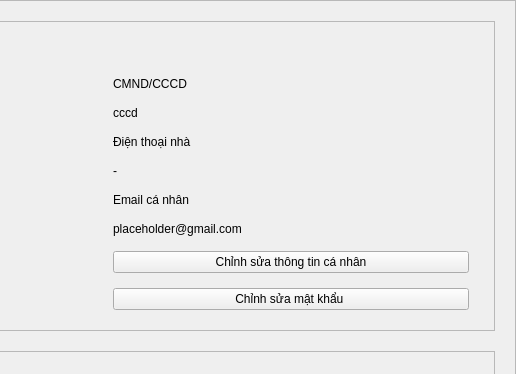
Above: src/view/Profile_View.ui from vttaan/OOP---Management-Application-Project before the change; both pictures show x 584 to 1100 and y 0 to 374 of the 1100 by 750 pixel window. Below: the same form after it.
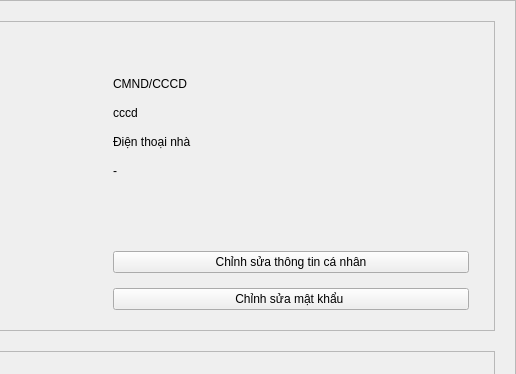
That is the form after the change.

Commit message: fix mvc in profile and login view

What changed in the file:
```diff
--- a/src/view/Profile_View.ui
+++ b/src/view/Profile_View.ui
@@ -297,29 +297,6 @@
                 </property>
                </widget>
               </item>
-              <item row="4" column="1">
-               <widget class="QLabel" name="lblTitle_Email">
-                <property name="text">
-                 <string>Email cá nhân</string>
-                </property>
-                <property name="class" stdset="0">
-                 <string>lblFieldTitle</string>
-                </property>
-               </widget>
-              </item>
-              <item row="5" column="1">
-               <widget class="QLabel" name="lblVal_Email">
-                <property name="text">
-                 <string>placeholder@gmail.com</string>
-                </property>
-                <property name="wordWrap">
-                 <bool>true</bool>
-                </property>
-                <property name="class" stdset="0">
-                 <string>lblFieldValue</string>
-                </property>
-               </widget>
-              </item>
               <item row="6" column="1">
                <widget class="QPushButton" name="btnEditInfo">
                 <property name="text">
```
The commit also changes 11 other files.
